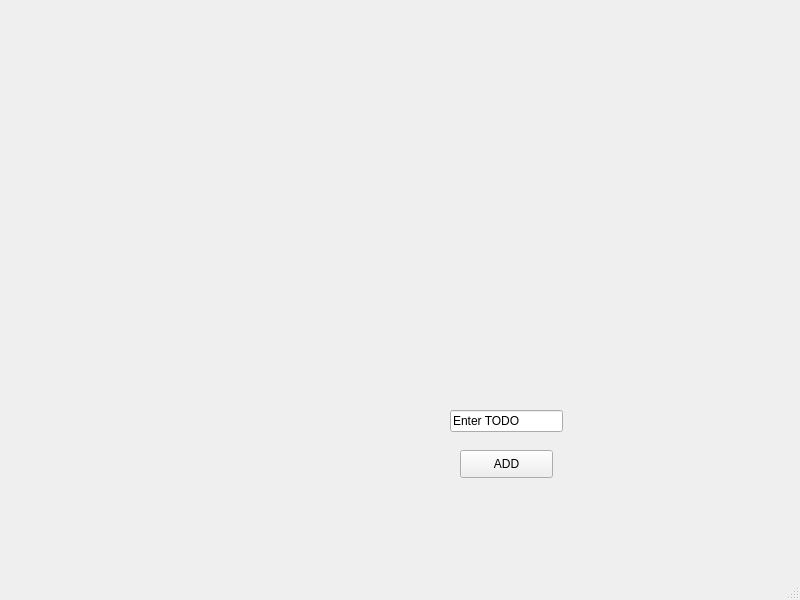
Above: first/todo.ui from Devikarb/TIME4CLASS before the change. Below: the same form after it.
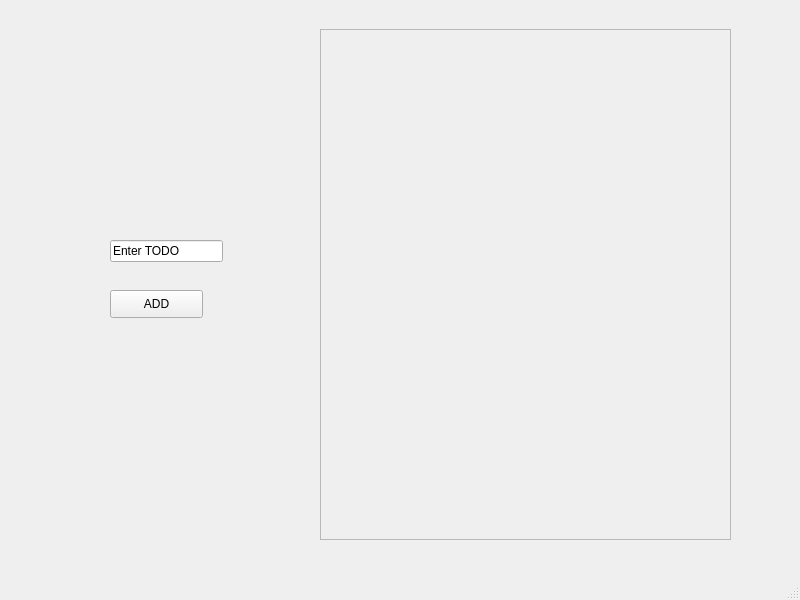
That is the form after the change.

Commit message:
todo database added
class reminder prev date set

Diff of the .ui file:
```diff
--- a/first/todo.ui
+++ b/first/todo.ui
@@ -13,12 +13,16 @@
   <property name="windowTitle">
    <string>MainWindow</string>
   </property>
+  <property name="styleSheet">
+   <string notr="true">QFrame{
+background: qlineargradient(spread:pad, x1:0, y1:0, x2:1, y2:0, stop:0 rgba(0, 0, 0, 255), stop:1 rgba(255, 255, 255, 255))qradialgradient(spread:repeat, cx:0.5, cy:0.5, radius:0.077, fx:0.5, fy:0.5, stop:0 rgba(0, 169, 255, 147), stop:0.497326 rgba(0, 0, 0, 147), stop:1 rgba(0, 169, 255, 147))rgb(255, 170, 255)qlineargradient(spread:pad, x1:0, y1:0, x2:1, y2:0, stop:0 rgba(245, 224, 176, 255), stop:0.09 rgba(246, 189, 237, 255), stop:0.14 rgba(194, 207, 246, 255), stop:0.19 rgba(184, 160, 168, 255), stop:0.25 rgba(171, 186, 248, 255), stop:0.32 rgba(243, 248, 224, 255), stop:0.385 rgba(249, 162, 183, 255), stop:0.47 rgba(100, 115, 124, 255), stop:0.58 rgba(251, 205, 202, 255), stop:0.65 rgba(170, 128, 185, 255), stop:0.75 rgba(252, 222, 204, 255), stop:0.805 rgba(206, 122, 218, 255), stop:0.86 rgba(254, 223, 175, 255), stop:0.91 rgba(254, 236, 244, 255), stop:1 rgba(255, 191, 221, 255))}</string>
+  </property>
   <widget class="QWidget" name="centralwidget">
    <widget class="QPushButton" name="pushButton">
     <property name="geometry">
      <rect>
-      <x>460</x>
-      <y>450</y>
+      <x>110</x>
+      <y>290</y>
       <width>93</width>
       <height>28</height>
      </rect>
@@ -30,8 +34,8 @@
    <widget class="QLineEdit" name="lineEdit">
     <property name="geometry">
      <rect>
-      <x>450</x>
-      <y>410</y>
+      <x>110</x>
+      <y>240</y>
       <width>113</width>
       <height>22</height>
      </rect>
@@ -40,27 +44,32 @@
      <string>Enter TODO</string>
     </property>
    </widget>
-   <widget class="QWidget" name="verticalLayoutWidget">
+   <widget class="QFrame" name="frame">
     <property name="geometry">
      <rect>
-      <x>180</x>
-      <y>340</y>
-      <width>211</width>
-      <height>181</height>
+      <x>320</x>
+      <y>29</y>
+      <width>411</width>
+      <height>511</height>
      </rect>
     </property>
-    <layout class="QVBoxLayout" name="verticalLayout"/>
-   </widget>
-   <widget class="QWidget" name="gridLayoutWidget">
-    <property name="geometry">
-     <rect>
-      <x>370</x>
-      <y>200</y>
-      <width>160</width>
-      <height>80</height>
-     </rect>
+    <property name="frameShape">
+     <enum>QFrame::StyledPanel</enum>
     </property>
-    <layout class="QGridLayout" name="gridLayout"/>
+    <property name="frameShadow">
+     <enum>QFrame::Raised</enum>
+    </property>
+    <widget class="QWidget" name="verticalLayoutWidget">
+     <property name="geometry">
+      <rect>
+       <x>0</x>
+       <y>0</y>
+       <width>411</width>
+       <height>511</height>
+      </rect>
+     </property>
+     <layout class="QVBoxLayout" name="verticalLayout"/>
+    </widget>
    </widget>
   </widget>
   <widget class="QMenuBar" name="menubar">
```
The commit also changes 3 other files.
